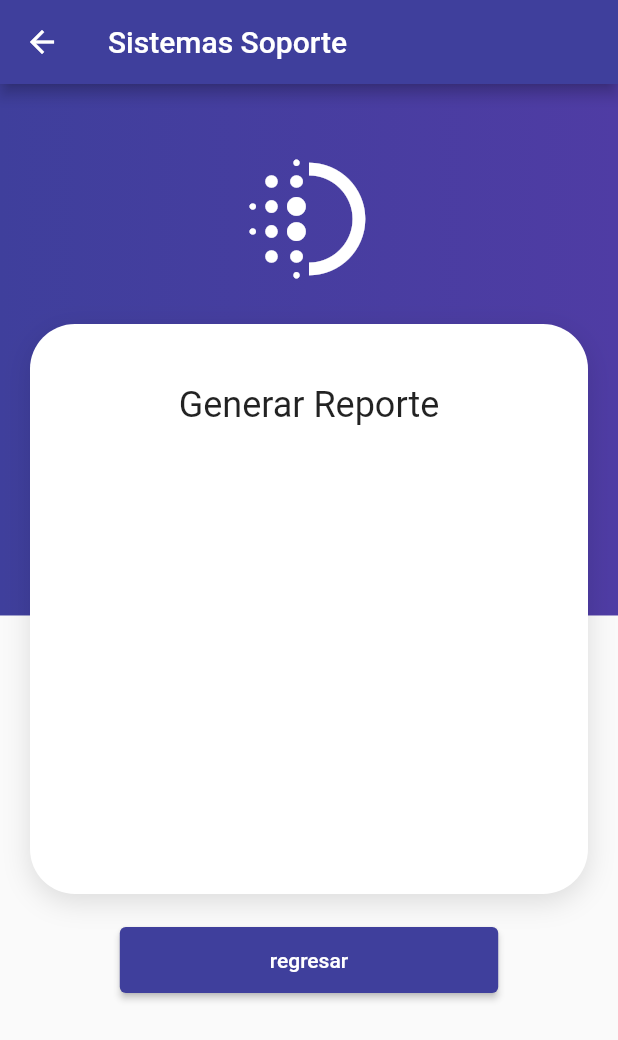
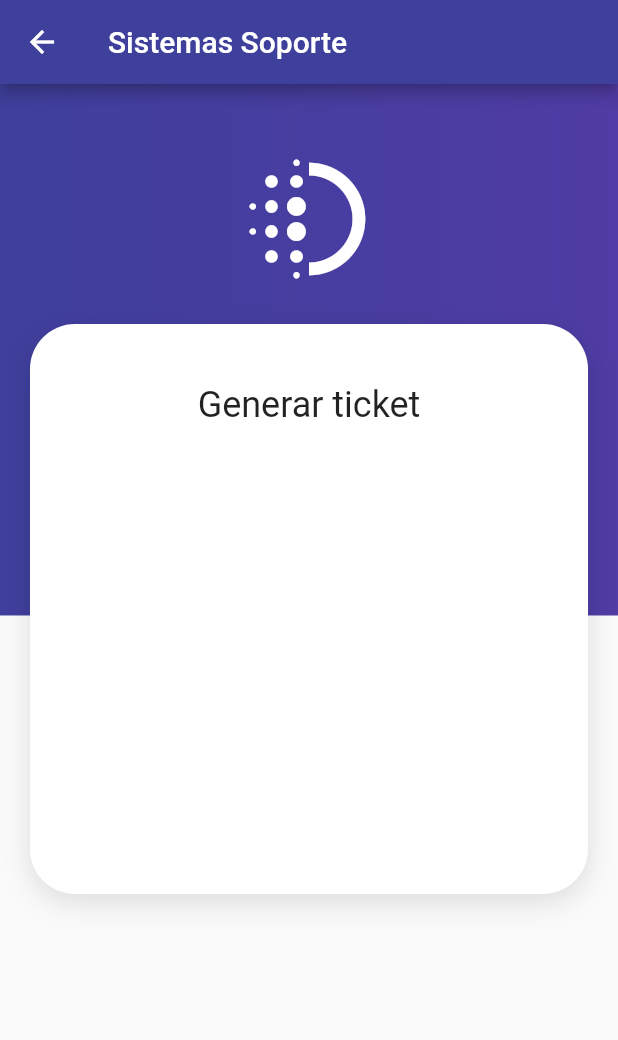
Before and after one commit to ErickSan0/combu_app, a Flutter app: the Pprincipal screen opened by its route, on a phone screen of 412 x 824 dp. Shown: the top 1040 px of the screen. Run offline on Flutter 3.47's test engine with Material 2 defaults, Android fonts, the phone set to English and light mode, and no system bars.

Commit message:
Cambios en principal/soporte, integracion barra menu

```diff
--- a/lib/pantallas/principal.dart
+++ b/lib/pantallas/principal.dart
@@ -1,4 +1,3 @@
-import 'package:combu_soporte/pantallas/login.dart';
 import 'package:flutter/material.dart';
 
 //clase principal paginaPrincipal
@@ -64,26 +63,12 @@ class _PPrincipalState extends State<Pprincipal> {
           child: Column(
             children: [
               const SizedBox(height: 20),
-              Text('Generar Reporte',
+              Text('Generar ticket',
                   style: Theme.of(context).textTheme.headlineSmall),
               const SizedBox(height: 10),
             ],
           ),
         ),
-        const SizedBox(height: 20),
-        ElevatedButton(
-            onPressed: () {
-              Navigator.push(
-                context,
-                MaterialPageRoute(builder: (context) => const Plogin()),
-              );
-            },
-            style: TextButton.styleFrom(
-                padding:
-                    const EdgeInsets.symmetric(horizontal: 100, vertical: 14),
-                foregroundColor: Colors.white,
-                backgroundColor: const Color.fromRGBO(63, 63, 156, 1)),
-            child: const Text('regresar')),
       ],
     ));
   }
--- a/lib/pantallas/soporte.dart
+++ b/lib/pantallas/soporte.dart
@@ -7,10 +7,10 @@ class Psoporte extends StatefulWidget {
   const Psoporte({Key? key}) : super(key: key);
 
   @override
-  State<Psoporte> createState() => _PPrincipalState();
+  State<Psoporte> createState() => _PsoportelState();
 }
 
-class _PPrincipalState extends State<Psoporte> {
+class _PsoportelState extends State<Psoporte> {
   @override
   Widget build(BuildContext context) {
     @override
```
